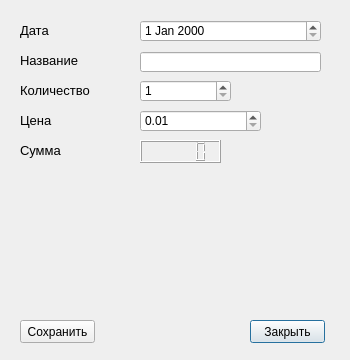
The window that dialog_3.ui (max-marshalov/ZMC-Task3) describes before a commit, drawn with Qt 5.
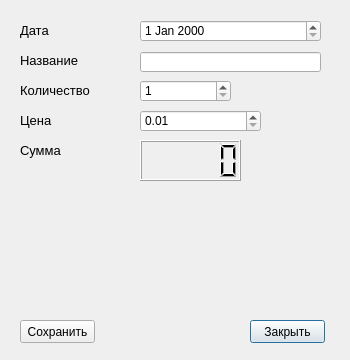
The same window after the commit.

```diff
--- a/dialog_3.ui
+++ b/dialog_3.ui
@@ -166,8 +166,8 @@
     <rect>
      <x>140</x>
      <y>140</y>
-     <width>81</width>
-     <height>23</height>
+     <width>101</width>
+     <height>41</height>
     </rect>
    </property>
    <property name="font">
```
